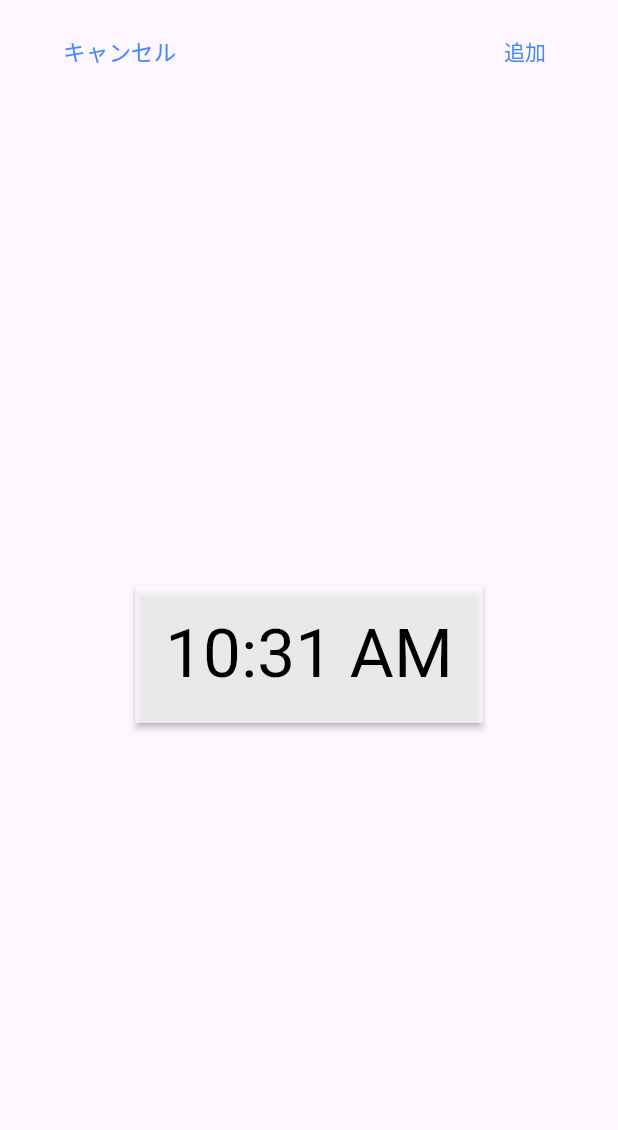
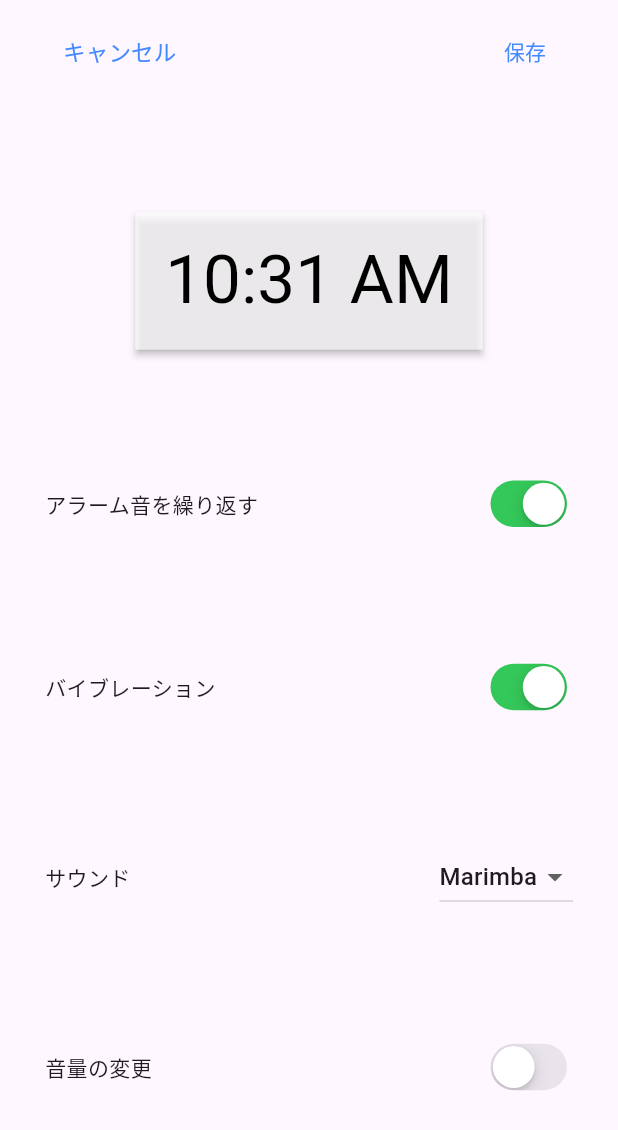
Before and after one commit to tanakacha/flutter_jr_hackathon, a Flutter app: the EditAlarmScreen widget shown alone on an empty page, opened directly, on a phone screen of 412 x 824 dp. Shown: the top 1130 px of the screen. Run offline on Flutter 3.47's test engine with Material 3 defaults, Android fonts, the phone set to English and light mode, and no system bars; our stand-ins replace flutter_datetime_picker_plus, go_router, sensors_plus; missing offline and left inert: alarm.

```diff
--- a/lib/scenes/alarm/edit_alarm_screen.dart
+++ b/lib/scenes/alarm/components/edit_alarm_screen.dart
@@ -1,5 +1,6 @@
 import 'package:alarm/alarm.dart';
 import 'package:alarm/model/volume_settings.dart';
+import 'package:flutter/cupertino.dart';
 import 'package:flutter/material.dart';
 import 'package:flutter_datetime_picker_plus/flutter_datetime_picker_plus.dart';
 
@@ -176,7 +177,7 @@ class _EditAlarmScreenState extends State<EditAlarmScreen> {
                 child: loading
                     ? CircularProgressIndicator()
                     : Text(
-                        '追加',
+                        '保存',
                         style: TextStyle(
                           color: Colors.blueAccent,
                         ),
@@ -198,6 +199,95 @@ class _EditAlarmScreenState extends State<EditAlarmScreen> {
               ),
             ),
           ),
+          Row(
+            mainAxisAlignment: MainAxisAlignment.spaceBetween,
+            children: [
+              // 使い慣れているアラームはデフォルトでonだから不要かも
+              Text('アラーム音を繰り返す'),
+              CupertinoSwitch(
+                  value: loopAudio,
+                  onChanged: (value) {
+                    setState(() {
+                      loopAudio = value;
+                      print(loopAudio);
+                    });
+                  }),
+            ],
+          ),
+          Row(
+            mainAxisAlignment: MainAxisAlignment.spaceBetween,
+            children: [
+              Text('バイブレーション'),
+              CupertinoSwitch(
+                value: vibrate,
+                onChanged: (value) {
+                  setState(() {
+                    vibrate = value;
+                  });
+                },
+              ),
+            ],
+          ),
+          Row(
+            mainAxisAlignment: MainAxisAlignment.spaceBetween,
+            children: [
+              Text('サウンド'),
+              DropdownButton(
+                value: assetAudio,
+                items: [
+                  DropdownMenuItem<String>(
+                    value: 'assets/marimba.mp3',
+                    child: Text('Marimba'),
+                  ),
+                ],
+                onChanged: (value) {
+                  setState(() {
+                    assetAudio = value!;
+                  });
+                },
+              ),
+            ],
+          ),
+          Row(
+            mainAxisAlignment: MainAxisAlignment.spaceBetween,
+            children: [
+              Text('音量の変更'),
+              CupertinoSwitch(
+                value: volume != null,
+                onChanged: (value) {
+                  setState(() {
+                    volume = value ? 0.5 : null;
+                  });
+                },
+              ),
+            ],
+          ),
+          if (volume != null)
+            SizedBox(
+              height: 45,
+              child: Row(
+                mainAxisAlignment: MainAxisAlignment.spaceBetween,
+                children: [
+                  Icon(
+                    volume! > 0.7
+                        ? Icons.volume_up_rounded
+                        : volume! > 0.1
+                            ? Icons.volume_down_rounded
+                            : Icons.volume_mute_rounded,
+                  ),
+                  Expanded(
+                    child: Slider(
+                      value: volume!,
+                      onChanged: (value) {
+                        setState(() {
+                          volume = value;
+                        });
+                      },
+                    ),
+                  ),
+                ],
+              ),
+            ),
           Row(),
         ],
       ),
```
Also changed, not shown: lib/scenes/alarm/alarm_screen.dart (+11 -17 lines), lib/scenes/alarm/components/alarm_tile.dart (+35 -1 lines), 1 other file.
